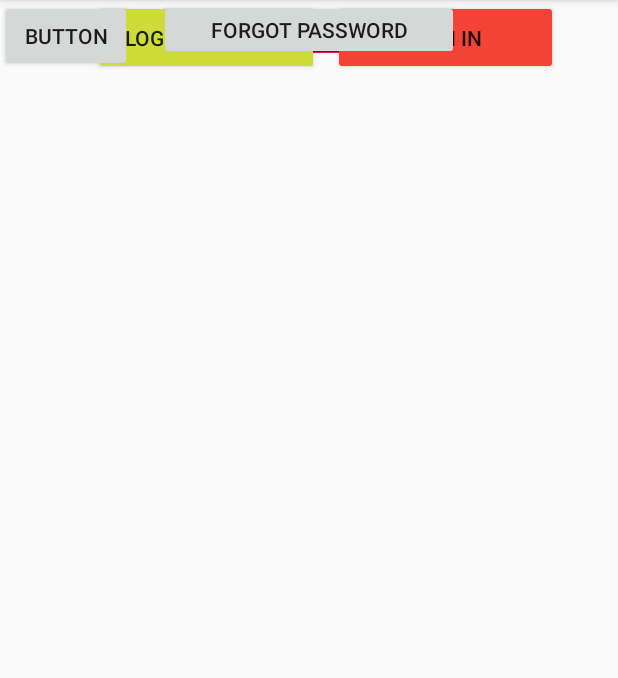
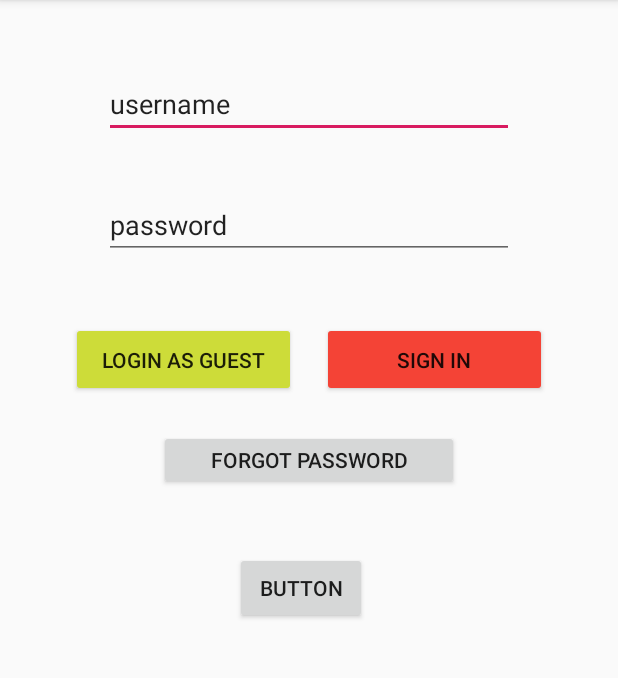
Before and after one commit to bonearadu/ICHack20, an Android app: the screen it shows after launch (MainActivity), on a phone screen of 412 x 824 dp, the part 84-762 px from its top. Run offline under Robolectric (Android 15) with nearby library versions, the phone set to English and light mode, and no system bars; our stand-ins replace Firebase (no records; nobody signed in at launch, a user with empty details on screens opened directly).

Commit message:
Alligned buttons in main

```diff
--- a/app/src/main/res/layout/activity_main.xml
+++ b/app/src/main/res/layout/activity_main.xml
@@ -10,60 +10,77 @@
         android:id="@+id/editText"
         android:layout_width="273dp"
         android:layout_height="42dp"
+        android:layout_marginTop="50dp"
+        android:layout_marginBottom="19dp"
         android:ems="10"
         android:inputType="textPersonName"
         android:text="username"
+        app:layout_constraintBottom_toTopOf="@+id/editText2"
         app:layout_constraintEnd_toEndOf="parent"
         app:layout_constraintStart_toStartOf="parent"
-        tools:layout_editor_absoluteY="282dp" />
+        app:layout_constraintTop_toTopOf="parent" />
 
     <EditText
         android:id="@+id/editText2"
         android:layout_width="273dp"
         android:layout_height="42dp"
+        android:layout_marginTop="19dp"
+        android:layout_marginBottom="51dp"
         android:ems="10"
         android:inputType="textPersonName"
         android:text="password"
+        app:layout_constraintBottom_toTopOf="@+id/button"
         app:layout_constraintEnd_toEndOf="parent"
         app:layout_constraintStart_toStartOf="parent"
-        tools:layout_editor_absoluteY="343dp" />
+        app:layout_constraintTop_toBottomOf="@+id/editText" />
 
     <Button
         android:id="@+id/button"
         android:layout_width="150dp"
         android:layout_height="50dp"
+        android:layout_marginStart="9dp"
+        android:layout_marginTop="42dp"
         android:layout_marginEnd="40dp"
         android:backgroundTint="#F44336"
         android:text="Sign in"
         app:layout_constraintEnd_toEndOf="parent"
-        tools:layout_editor_absoluteY="436dp" />
+        app:layout_constraintStart_toEndOf="@+id/loginGuest"
+        app:layout_constraintTop_toBottomOf="@+id/editText2" />
 
     <Button
         android:id="@+id/loginGuest"
         android:layout_width="150dp"
         android:layout_height="50dp"
         android:layout_marginStart="40dp"
+        android:layout_marginTop="42dp"
+        android:layout_marginBottom="22dp"
         android:backgroundTint="#CDDC39"
         android:text="Login as guest"
+        app:layout_constraintBottom_toTopOf="@+id/button3"
         app:layout_constraintEnd_toStartOf="@+id/button"
         app:layout_constraintHorizontal_bias="0.698"
         app:layout_constraintStart_toStartOf="parent"
-        tools:layout_editor_absoluteY="436dp" />
+        app:layout_constraintTop_toBottomOf="@+id/editText2" />
 
     <Button
         android:id="@+id/button3"
         android:layout_width="200dp"
         android:layout_height="40dp"
+        android:layout_marginTop="22dp"
         android:text="forgot password"
         app:layout_constraintEnd_toEndOf="parent"
         app:layout_constraintStart_toStartOf="parent"
-        tools:layout_editor_absoluteY="508dp" />
+        app:layout_constraintTop_toBottomOf="@+id/button" />
 
     <Button
         android:id="@+id/button4"
         android:layout_width="wrap_content"
         android:layout_height="wrap_content"
+        android:layout_marginStart="156dp"
+        android:layout_marginTop="41dp"
+        android:layout_marginEnd="167dp"
         android:text="Button"
-        tools:layout_editor_absoluteX="156dp"
-        tools:layout_editor_absoluteY="589dp" />
+        app:layout_constraintEnd_toEndOf="parent"
+        app:layout_constraintStart_toStartOf="parent"
+        app:layout_constraintTop_toBottomOf="@+id/button3" />
 </androidx.constraintlayout.widget.ConstraintLayout>
```
